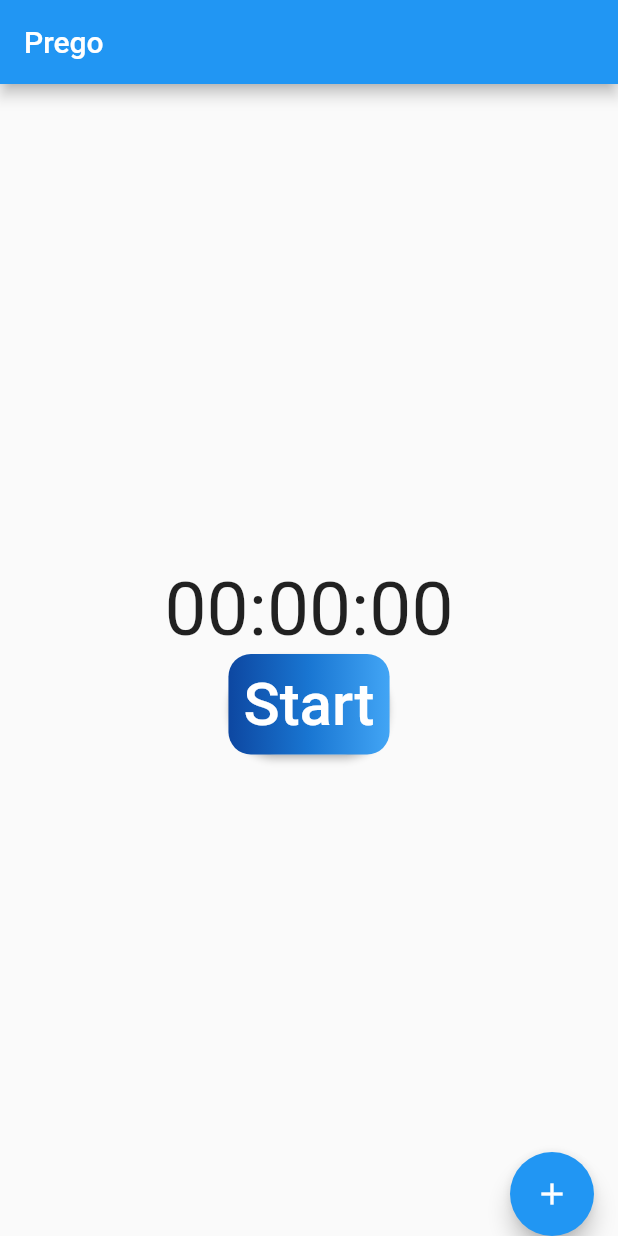
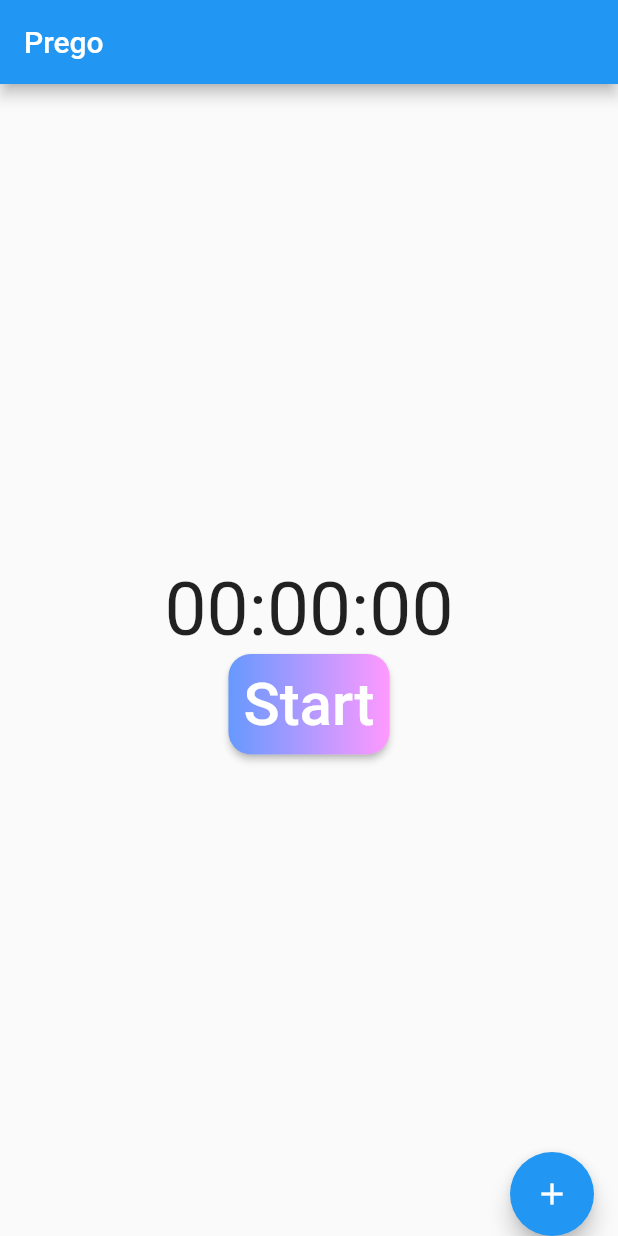
Before and after one commit to jonaylor89/prego, a Flutter app: the screen it shows after launch, on a phone screen of 412 x 824 dp. Run offline on Flutter 3.47's test engine with Material 2 defaults, Android fonts, the phone set to English and light mode, and no system bars; our stand-ins replace dynamic_theme, shared_preferences.

Commit message:
App Icon

```diff
--- a/lib/main.dart
+++ b/lib/main.dart
@@ -250,7 +250,7 @@ class _MyHomePageState extends State<MyHomePage> {
                   toggleDataCollection();
                 },
                 shape: RoundedRectangleBorder(
-                    borderRadius: BorderRadius.all(Radius.circular(32.0))),
+                    borderRadius: BorderRadius.all(Radius.circular(15.0))),
                 textColor: Colors.white,
                 padding: const EdgeInsets.all(0.0),
                 child: Container(
@@ -258,9 +258,9 @@ class _MyHomePageState extends State<MyHomePage> {
                     borderRadius: BorderRadius.all(Radius.circular(15.0)),
                     gradient: LinearGradient(
                       colors: <Color>[
-                        Color(0xFF0D47A1),
-                        Color(0xFF1976D2),
-                        Color(0xFF42A5F5),
+                        Color(0xFF6699FF),
+                        // Color(0xFF1976D2),
+                        Color(0xFFFF99FF),
                       ],
                     ),
                   ),
@@ -272,7 +272,7 @@ class _MyHomePageState extends State<MyHomePage> {
       ),
       floatingActionButton: FloatingActionButton(
         onPressed: () => {_changeThemeInOpp()},
-        tooltip: 'Change theme',
+        tooltip: 'Change Theme',
         child: Icon(Icons.add),
       ),
       floatingActionButtonLocation: FloatingActionButtonLocation.endDocked,
--- a/pubspec.yaml
+++ b/pubspec.yaml
@@ -32,7 +32,10 @@ dev_dependencies:
     sdk: flutter
   flutter_launcher_icons: "^0.7.2"
 
-
+flutter_icons:
+  android: true
+  ios: true
+  image_path: "assets/Icon.png"
 # For information on the generic Dart part of this file, see the
 # following page: https://www.dartlang.org/tools/pub/pubspec
 
```
Also changed, not shown: assets/Icon.png (added), 20 other files.
